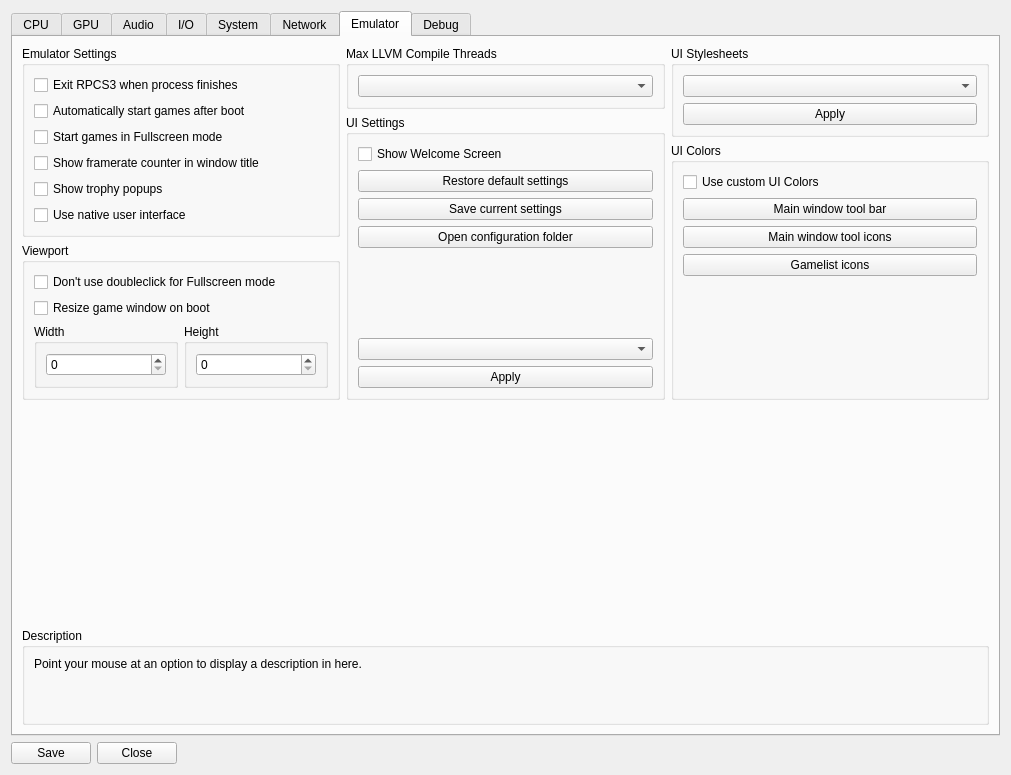
Old version of the form rpcs3/rpcs3qt/settings_dialog.ui in the repository RPCS3/rpcs3.
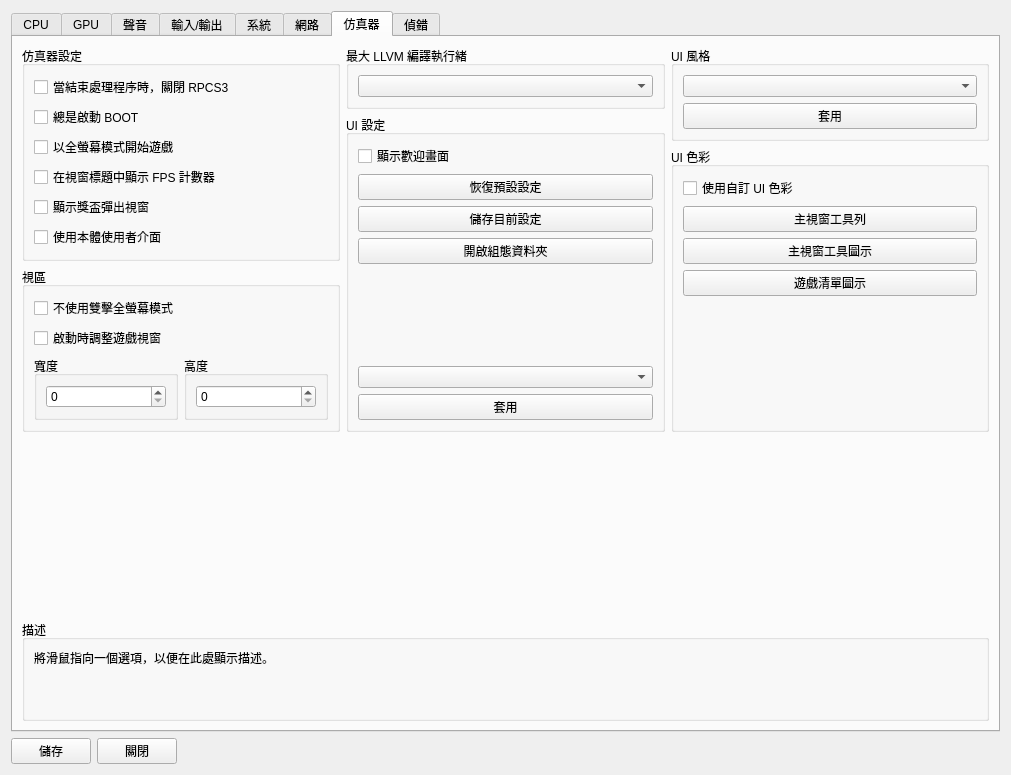
New version of the form. The open tabs and pages were chosen to show the change. Icons and pictures are not drawn.

The edit to the form file:
```diff
--- a/rpcs3/rpcs3qt/settings_dialog.ui
+++ b/rpcs3/rpcs3qt/settings_dialog.ui
@@ -737,7 +737,7 @@
      </widget>
      <widget class="QWidget" name="audioTab">
       <attribute name="title">
-       <string>Audio</string>
+       <string>聲音</string>
       </attribute>
       <layout class="QVBoxLayout" name="verticalLayout_26">
        <item>
@@ -860,7 +860,7 @@
      </widget>
      <widget class="QWidget" name="inputTab">
       <attribute name="title">
-       <string>I/O</string>
+       <string>輸入/輸出</string>
       </attribute>
       <layout class="QVBoxLayout" name="verticalLayout_32">
        <item>
@@ -995,7 +995,7 @@
      </widget>
      <widget class="QWidget" name="systemTab">
       <attribute name="title">
-       <string>System</string>
+       <string>系統</string>
       </attribute>
       <layout class="QVBoxLayout" name="verticalLayout_37">
        <item>
@@ -1132,7 +1132,7 @@
      </widget>
      <widget class="QWidget" name="networkTab">
       <attribute name="title">
-       <string>Network</string>
+       <string>網路</string>
       </attribute>
       <layout class="QVBoxLayout" name="verticalLayout_40">
        <item>
@@ -1218,7 +1218,7 @@
      </widget>
      <widget class="QWidget" name="emulatorTab">
       <attribute name="title">
-       <string>Emulator</string>
+       <string>仿真器</string>
       </attribute>
       <layout class="QVBoxLayout" name="verticalLayout_46">
        <item>
@@ -1228,48 +1228,48 @@
            <item>
             <widget class="QGroupBox" name="groupBox_55">
              <property name="title">
-              <string>Emulator Settings</string>
+              <string>仿真器設定</string>
              </property>
              <layout class="QVBoxLayout" name="verticalLayout_41">
               <item>
                <widget class="QCheckBox" name="exitOnStop">
                 <property name="text">
-                 <string>Exit RPCS3 when process finishes</string>
+                 <string>當結束處理程序時，關閉 RPCS3</string>
                 </property>
                </widget>
               </item>
               <item>
                <widget class="QCheckBox" name="alwaysStart">
                 <property name="text">
-                 <string>Automatically start games after boot</string>
+                 <string>總是啟動 BOOT</string>
                 </property>
                </widget>
               </item>
               <item>
                <widget class="QCheckBox" name="startGameFullscreen">
                 <property name="text">
-                 <string>Start games in Fullscreen mode</string>
+                 <string>以全螢幕模式開始遊戲</string>
                 </property>
                </widget>
               </item>
               <item>
                <widget class="QCheckBox" name="showFPSInTitle">
                 <property name="text">
-                 <string>Show framerate counter in window title</string>
+                 <string>在視窗標題中顯示 FPS 計數器</string>
                 </property>
                </widget>
               </item>
               <item>
                <widget class="QCheckBox" name="showTrophyPopups">
                 <property name="text">
-                 <string>Show trophy popups</string>
+                 <string>顯示獎盃彈出視窗</string>
                 </property>
                </widget>
               </item>
               <item>
                <widget class="QCheckBox" name="useNativeInterface">
                 <property name="text">
-                 <string>Use native user interface</string>
+                 <string>使用本體使用者介面</string>
                 </property>
                </widget>
               </item>
@@ -1279,20 +1279,20 @@
            <item>
             <widget class="QGroupBox" name="gb_viewport">
              <property name="title">
-              <string>Viewport</string>
+              <string>視區</string>
              </property>
              <layout class="QVBoxLayout" name="verticalLayout_50">
               <item>
                <widget class="QCheckBox" name="gs_disableMouse">
                 <property name="text">
-                 <string>Don't use doubleclick for Fullscreen mode</string>
+                 <string>不使用雙擊全螢幕模式</string>
                 </property>
                </widget>
               </item>
               <item>
                <widget class="QCheckBox" name="gs_resizeOnBoot">
                 <property name="text">
-                 <string>Resize game window on boot</string>
+                 <string>啟動時調整遊戲視窗</string>
                 </property>
                </widget>
               </item>
@@ -1301,7 +1301,7 @@
                 <item>
                  <widget class="QGroupBox" name="groupBox_4">
                   <property name="title">
-                   <string>Width</string>
+                   <string>寬度</string>
                   </property>
                   <layout class="QVBoxLayout" name="verticalLayout_49">
                    <item>
@@ -1332,7 +1332,7 @@
                 <item>
                  <widget class="QGroupBox" name="groupBox_5">
                   <property name="title">
-                   <string>Height</string>
+                   <string>高度</string>
                   </property>
                   <layout class="QVBoxLayout" name="verticalLayout_48">
                    <item>
@@ -1375,7 +1375,7 @@
            <item>
             <widget class="QGroupBox" name="groupBox_2">
              <property name="title">
-              <string>Max LLVM Compile Threads</string>
+              <string>最大 LLVM 編譯執行緒</string>
              </property>
              <layout class="QVBoxLayout" name="verticalLayout_63">
               <item>
@@ -1387,34 +1387,34 @@
            <item>
             <widget class="QGroupBox" name="gb_settings">
              <property name="title">
-              <string>UI Settings</string>
+              <string>UI 設定</string>
              </property>
              <layout class="QVBoxLayout" name="verticalLayout_42">
               <item>
                <widget class="QCheckBox" name="cb_show_welcome">
                 <property name="text">
-                 <string>Show Welcome Screen</string>
+                 <string>顯示歡迎畫面</string>
                 </property>
                </widget>
               </item>
               <item>
                <widget class="QPushButton" name="pb_reset_default">
                 <property name="text">
-                 <string>Restore default settings</string>
+                 <string>恢復預設設定</string>
                 </property>
                </widget>
               </item>
               <item>
                <widget class="QPushButton" name="pb_backup_config">
                 <property name="text">
-                 <string>Save current settings</string>
+                 <string>儲存目前設定</string>
                 </property>
                </widget>
               </item>
               <item>
                <widget class="QPushButton" name="pb_open_folder">
                 <property name="text">
-                 <string>Open configuration folder</string>
+                 <string>開啟組態資料夾</string>
                 </property>
                </widget>
               </item>
@@ -1440,7 +1440,7 @@
               <item>
                <widget class="QPushButton" name="pb_apply_config">
                 <property name="text">
-                 <string>Apply</string>
+                 <string>套用</string>
                 </property>
                </widget>
               </item>
@@ -1454,7 +1454,7 @@
            <item>
             <widget class="QGroupBox" name="gb_stylesheets">
              <property name="title">
-              <string>UI Stylesheets</string>
+              <string>UI 風格</string>
              </property>
              <layout class="QVBoxLayout" name="verticalLayout_43">
               <item>
@@ -1463,7 +1463,7 @@
               <item>
                <widget class="QPushButton" name="pb_apply_stylesheet">
                 <property name="text">
-                 <string>Apply</string>
+                 <string>套用</string>
                 </property>
                </widget>
               </item>
@@ -1473,34 +1473,34 @@
            <item>
             <widget class="QGroupBox" name="gb_colors">
              <property name="title">
-              <string>UI Colors</string>
+              <string>UI 色彩</string>
              </property>
              <layout class="QVBoxLayout" name="verticalLayout_13">
               <item>
                <widget class="QCheckBox" name="cb_custom_colors">
                 <property name="text">
-                 <string>Use custom UI Colors</string>
+                 <string>使用自訂 UI 色彩</string>
                 </property>
                </widget>
               </item>
               <item>
                <widget class="QPushButton" name="pb_tool_bar_color">
                 <property name="text">
-                 <string>Main window tool bar</string>
+                 <string>主視窗工具列</string>
                 </property>
                </widget>
               </item>
               <item>
                <widget class="QPushButton" name="pb_tool_icon_color">
                 <property name="text">
-                 <string>Main window tool icons</string>
+                 <string>主視窗工具圖示</string>
                 </property>
                </widget>
               </item>
               <item>
                <widget class="QPushButton" name="pb_gl_icon_color">
                 <property name="text">
-                 <string>Gamelist icons</string>
+                 <string>遊戲清單圖示</string>
                 </property>
                </widget>
               </item>
@@ -1546,13 +1546,13 @@
        <item>
         <widget class="QGroupBox" name="groupBox_62">
          <property name="title">
-          <string>Description</string>
+          <string>描述</string>
          </property>
          <layout class="QVBoxLayout" name="verticalLayout_45">
           <item>
            <widget class="QLabel" name="description_emulator">
             <property name="text">
-             <string>Point your mouse at an option to display a description in here.
+             <string>將滑鼠指向一個選項，以便在此處顯示描述。
 
 
 </string>
@@ -1575,7 +1575,7 @@
      </widget>
      <widget class="QWidget" name="debugTab">
       <attribute name="title">
-       <string>Debug</string>
+       <string>偵錯</string>
       </attribute>
       <layout class="QVBoxLayout" name="verticalLayout_53">
        <item>
@@ -1779,7 +1779,7 @@
      <item alignment="Qt::AlignLeft">
       <widget class="QPushButton" name="okButton">
        <property name="text">
-        <string>Save</string>
+        <string>儲存</string>
        </property>
        <property name="autoDefault">
         <bool>false</bool>
@@ -1789,7 +1789,7 @@
      <item alignment="Qt::AlignLeft">
       <widget class="QPushButton" name="cancelButton">
        <property name="text">
-        <string>Close</string>
+        <string>關閉</string>
        </property>
        <property name="autoDefault">
         <bool>false</bool>
```
Left out of the diff: 166 changed lines with no effect on the pictures.
